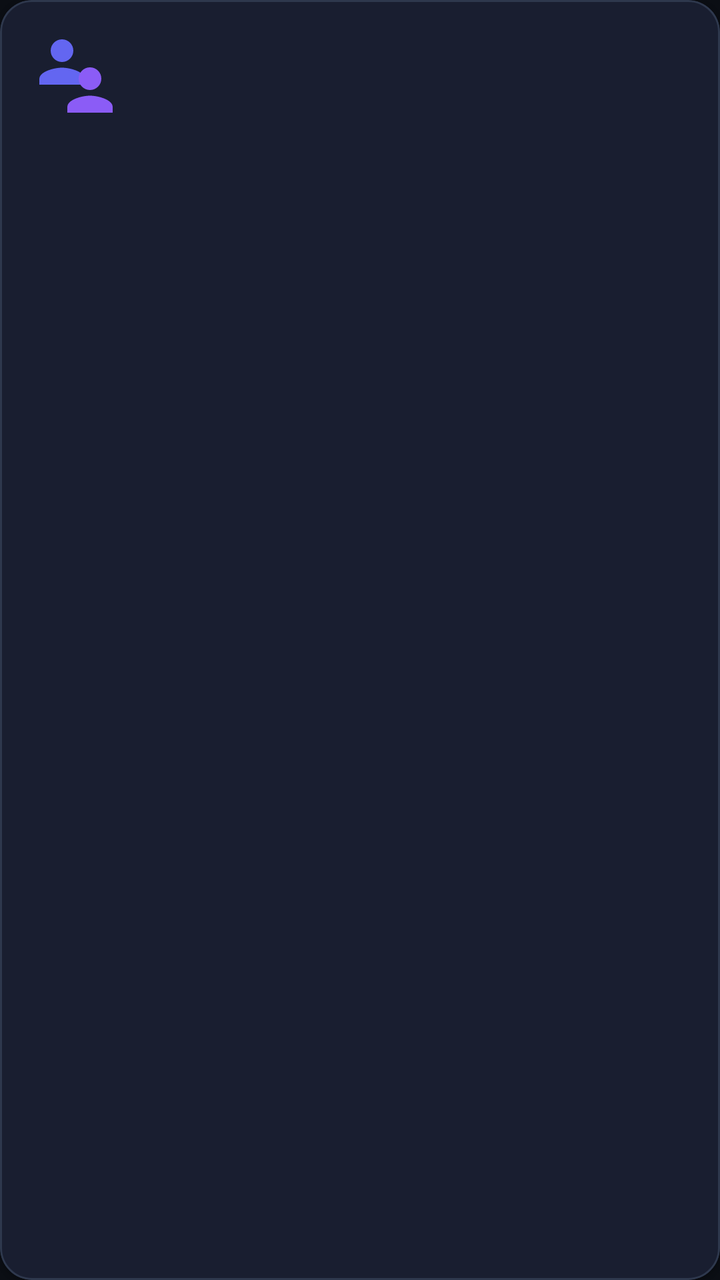
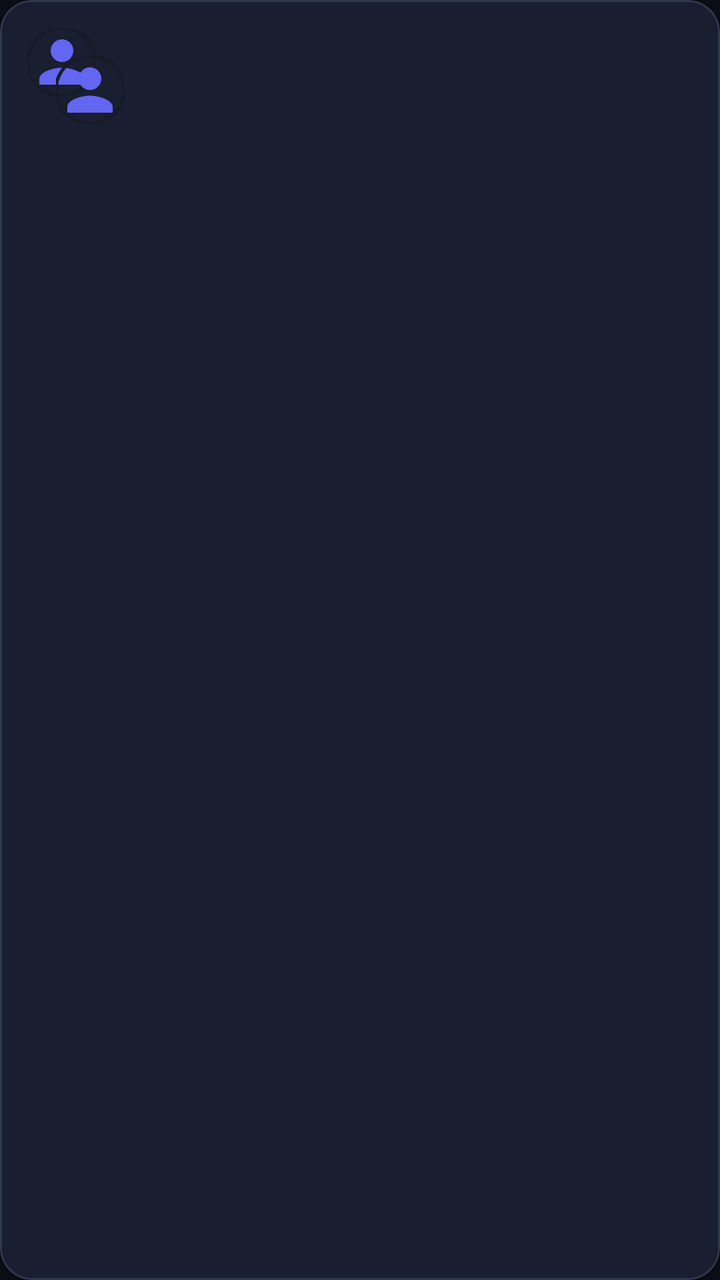

Two renders of the same Android screen: before a commit and after it. Below are the layout's source before the change and the commit's diff.
<!-- AndroidManifest.xml: application theme Theme.PersonaNet -->
<!-- res/layout/item_conversation.xml -->
<?xml version="1.0" encoding="utf-8"?>
<com.google.android.material.card.MaterialCardView xmlns:android="http://schemas.android.com/apk/res/android"
    xmlns:app="http://schemas.android.com/apk/res-auto"
    android:id="@+id/card_conversation"
    android:layout_width="match_parent"
    android:layout_height="wrap_content"
    android:layout_marginHorizontal="12dp"
    android:layout_marginVertical="4dp"
    app:cardBackgroundColor="@color/surface_card"
    app:cardCornerRadius="16dp"
    app:cardElevation="1dp"
    app:strokeColor="@color/border_divider"
    app:strokeWidth="1dp">

    <LinearLayout
        android:layout_width="match_parent"
        android:layout_height="wrap_content"
        android:gravity="center_vertical"
        android:orientation="horizontal"
        android:padding="14dp">

        <FrameLayout
            android:layout_width="48dp"
            android:layout_height="48dp">

            <ImageView
                android:id="@+id/image_persona_a"
                android:layout_width="34dp"
                android:layout_height="34dp"
                android:layout_gravity="top|start"
                android:contentDescription="@string/app_name"
                android:src="@drawable/ic_person_placeholder" />

            <ImageView
                android:id="@+id/image_persona_b"
                android:layout_width="34dp"
                android:layout_height="34dp"
                android:layout_gravity="bottom|end"
                android:contentDescription="@string/app_name"
                android:src="@drawable/ic_person_placeholder"
                app:tint="@color/violet_accent" />
        </FrameLayout>

        <LinearLayout
            android:layout_width="0dp"
            android:layout_height="wrap_content"
            android:layout_marginStart="14dp"
            android:layout_weight="1"
            android:orientation="vertical">

            <LinearLayout
                android:layout_width="match_parent"
                android:layout_height="wrap_content"
                android:orientation="horizontal">

                <TextView
                    android:id="@+id/text_conv_title"
                    android:layout_width="0dp"
                    android:layout_height="wrap_content"
                    android:layout_weight="1"
                    android:ellipsize="end"
                    android:maxLines="1"
                    android:textColor="@color/text_primary"
                    android:textSize="15sp"
                    android:textStyle="bold" />

                <TextView
                    android:id="@+id/text_conv_time"
                    android:layout_width="wrap_content"
                    android:layout_height="wrap_content"
                    android:textColor="@color/text_tertiary"
                    android:textSize="11sp" />
            </LinearLayout>

            <TextView
                android:id="@+id/text_conv_last_message"
                android:layout_width="match_parent"
                android:layout_height="wrap_content"
                android:layout_marginTop="4dp"
                android:ellipsize="end"
                android:maxLines="1"
                android:textColor="@color/text_secondary"
                android:textSize="13sp" />
        </LinearLayout>

    </LinearLayout>
</com.google.android.material.card.MaterialCardView>
<!-- resources referenced by this layout -->
<resources>
  <color name="border_divider">#2E384D</color>
  <color name="surface_card">#161B26</color>
  <color name="text_primary">#F1F5F9</color>
  <color name="text_secondary">#94A3B8</color>
  <color name="text_tertiary">#64748B</color>
  <color name="violet_accent">#8B5CF6</color>
  <!-- drawable ic_person_placeholder (drawable) -->
  <vector xmlns:android="http://schemas.android.com/apk/res/android"
      android:width="48dp"
      android:height="48dp"
      android:viewportWidth="48"
      android:viewportHeight="48">
      <path
          android:fillColor="#6366F1"
          android:pathData="M24,24c4.42,0 8,-3.58 8,-8s-3.58,-8 -8,-8 -8,3.58 -8,8 3.58,8 8,8zm0,4c-5.33,0 -16,2.67 -16,8v4h32v-4c0,-5.33 -10.67,-8 -16,-8z" />
  </vector>
  <string name="app_name">My Persona</string>
  <style name="Theme.PersonaNet" parent="Theme.Material3.DayNight.NoActionBar">
          
          <item name="colorPrimary">@color/indigo_primary</item>
          <item name="colorOnPrimary">@color/white</item>
          <item name="colorPrimaryContainer">@color/surface_elevated</item>
          <item name="colorOnPrimaryContainer">@color/text_primary</item>
          
          <item name="colorSecondary">@color/violet_accent</item>
          <item name="colorOnSecondary">@color/white</item>
  
          
          <item name="android:windowBackground">@color/bg_midnight</item>
          <item name="colorSurface">@color/surface_card</item>
          <item name="colorOnSurface">@color/text_primary</item>
          <item name="colorSurfaceVariant">@color/surface_elevated</item>
          <item name="colorOnSurfaceVariant">@color/text_secondary</item>
  
          
          <item name="android:statusBarColor">@color/bg_midnight</item>
          <item name="android:navigationBarColor">@color/bg_midnight</item>
          <item name="android:windowLightStatusBar">false</item>
          <item name="android:windowLightNavigationBar">false</item>
  
          <item name="android:textColorPrimary">@color/text_primary</item>
          <item name="android:textColorSecondary">@color/text_secondary</item>
      </style>
  <color name="indigo_primary">#6366F1</color>
  <color name="white">#FFFFFFFF</color>
  <color name="surface_elevated">#1F2637</color>
  <color name="bg_midnight">#0B0E14</color>
</resources>

<!-- the commit's change to res/layout/item_conversation.xml (unified diff, before → after) -->
@@ -23,22 +23,29 @@
             android:layout_width="48dp"
             android:layout_height="48dp">
 
-            <ImageView
+            <com.google.android.material.imageview.ShapeableImageView
                 android:id="@+id/image_persona_a"
                 android:layout_width="34dp"
                 android:layout_height="34dp"
                 android:layout_gravity="top|start"
                 android:contentDescription="@string/app_name"
-                android:src="@drawable/ic_person_placeholder" />
+                android:scaleType="centerCrop"
+                android:src="@drawable/ic_person_placeholder"
+                app:shapeAppearanceOverlay="@style/ShapeAppearance.PersonaNet.Circle"
+                app:strokeColor="@color/surface_card"
+                app:strokeWidth="1.5dp" />
 
-            <ImageView
+            <com.google.android.material.imageview.ShapeableImageView
                 android:id="@+id/image_persona_b"
                 android:layout_width="34dp"
                 android:layout_height="34dp"
                 android:layout_gravity="bottom|end"
                 android:contentDescription="@string/app_name"
+                android:scaleType="centerCrop"
                 android:src="@drawable/ic_person_placeholder"
-                app:tint="@color/violet_accent" />
+                app:shapeAppearanceOverlay="@style/ShapeAppearance.PersonaNet.Circle"
+                app:strokeColor="@color/surface_card"
+                app:strokeWidth="1.5dp" />
         </FrameLayout>
 
         <LinearLayout
<!-- resource entries referenced after the edit -->
@@ -17,6 +17,9 @@
           android:pathData="M24,24c4.42,0 8,-3.58 8,-8s-3.58,-8 -8,-8 -8,3.58 -8,8 3.58,8 8,8zm0,4c-5.33,0 -16,2.67 -16,8v4h32v-4c0,-5.33 -10.67,-8 -16,-8z" />
   </vector>
   <string name="app_name">My Persona</string>
+  <style name="ShapeAppearance.PersonaNet.Circle" parent="ShapeAppearance.Material3.Corner.Full">
+          <item name="cornerSize">50%</item>
+      </style>
   <style name="Theme.PersonaNet" parent="Theme.Material3.DayNight.NoActionBar">
           
           <item name="colorPrimary">@color/indigo_primary</item>
